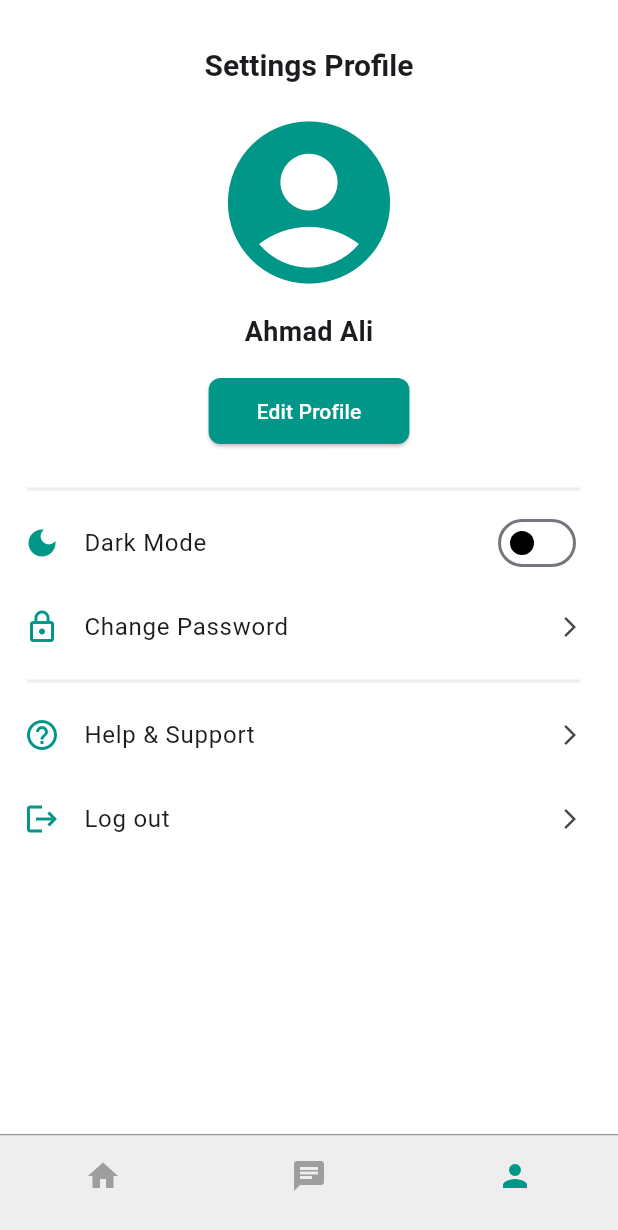
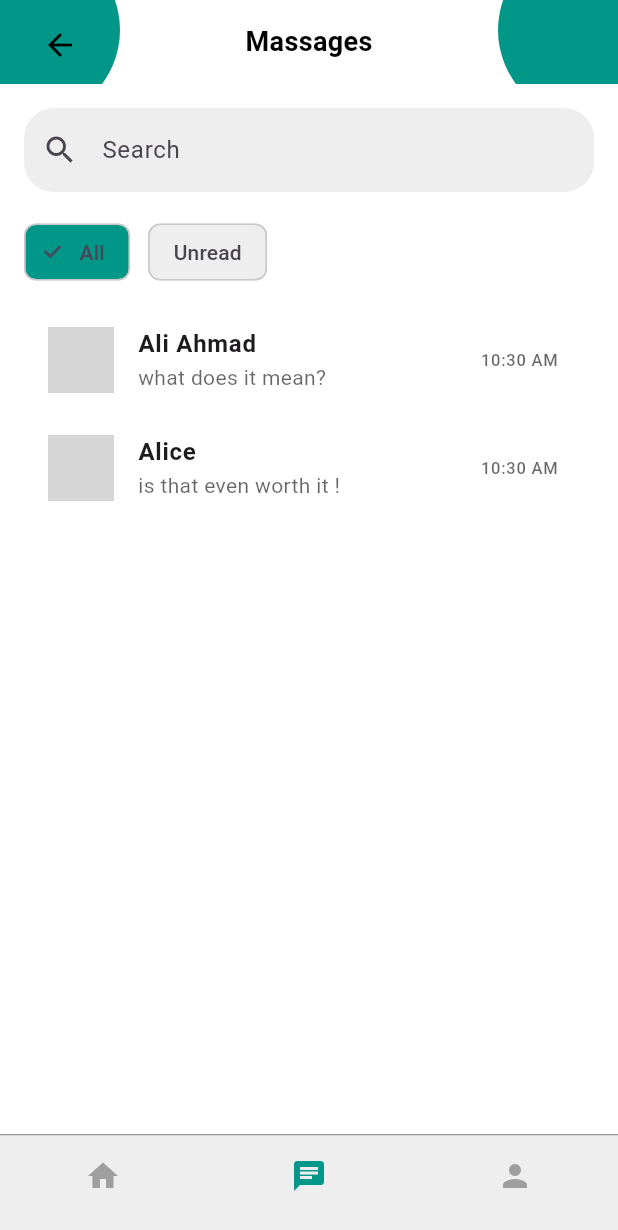
Before and after one commit to nada3bd/NAFS_APP, a Flutter app: the screen it shows after launch, on a phone screen of 412 x 824 dp. Shown: the top 1230 px of the screen. Run offline on Flutter 3.47's test engine with Material 3 defaults, Android fonts, the phone set to English and light mode, and no system bars; our stand-ins replace another_flushbar, dio, flutter_bloc, image_picker; missing offline and left inert: duration_picker; grey boxes are pictures that could not be loaded.

Commit message:
chatlistpage

```diff
--- /dev/null
+++ b/lib/cubit/chatlistcubit.dart
@@ -0,0 +1,36 @@
+import 'package:flutter_bloc/flutter_bloc.dart';
+import 'package:grad_app/models/chatlistcontact.dart';
+
+class ChatListCubit extends Cubit<List<ChatContactModel>> {
+  ChatListCubit() : super([]);
+
+  void loadChatsForDoctor() {
+    emit([
+       ChatContactModel(
+        name: "Ali Ahmad",
+        message: "what does it mean?",
+        time: DateTime.now(),
+        image: "assets/patient1.png",
+      ),
+      ChatContactModel(
+        name: "Alice",
+        message: "is that even worth it !",
+        time:  DateTime.now(),
+        image: "assets/patient2.png",
+      ),
+
+    ]);
+  }
+
+  void loadChatsForPatient() {
+    emit([
+      ChatContactModel(
+        name: "Dr. Ruba Abed",
+        message: "what does it mean? ..",
+        time: DateTime.now() ,
+        image: "grad_app/assets/WhatsApp Image 2025-02-03 at 17.52.32_ee5e3371.jpg",
+      ),
+
+    ]);
+  }
+}
--- a/lib/main.dart
+++ b/lib/main.dart
@@ -1,9 +1,10 @@
 import 'package:flutter/material.dart';
 import 'package:flutter_bloc/flutter_bloc.dart';
+import 'package:grad_app/cubit/chatlistcubit.dart';
 import 'package:grad_app/cubit/feedbackcubit.dart';
 import 'package:grad_app/cubit/postscubit.dart';
 import 'package:grad_app/cubit/themecubit.dart';
-import 'package:grad_app/views/profile.dart';
+import 'package:grad_app/views/chatlistpage.dart';
 
 void main() {
   runApp(
@@ -18,6 +19,7 @@ void main() {
         BlocProvider<ThemeCubit>(
           create: (_) => ThemeCubit(),
         ),
+         BlocProvider(create: (_) => ChatListCubit()),
       ],
       child: const NafsApp(),
     ),
@@ -34,7 +36,7 @@ class NafsApp extends StatelessWidget {
         return MaterialApp(
           debugShowCheckedModeBanner: false,
           theme: currentTheme,
-          home: const UserProfileScreen(),
+          home: const ChatListPage(isDoctor: true,),
         );
       },
     );
--- /dev/null
+++ b/lib/models/chatlistcontact.dart
@@ -0,0 +1,15 @@
+class ChatContactModel {
+  final String name;
+  final String message;
+  final DateTime time;
+  final String image;
+
+  ChatContactModel({
+    required this.name,
+    required this.message,
+    required this.time,
+    required this.image,
+  });
+
+
+}
--- /dev/null
+++ b/lib/views/chatlistpage.dart
@@ -0,0 +1,92 @@
+import 'package:flutter/material.dart';
+import 'package:flutter_bloc/flutter_bloc.dart';
+import 'package:grad_app/cubit/chatlistcubit.dart';
+import 'package:grad_app/models/chatlistcontact.dart';
+import 'package:grad_app/widgets/chatitems.dart';
+import 'package:grad_app/widgets/custombottomnavbar.dart';
+import 'package:grad_app/widgets/custompostappbar.dart';
+
+class ChatListPage extends StatefulWidget {
+  final bool isDoctor;
+  const ChatListPage({super.key, required this.isDoctor});
+
+  @override
+  State<ChatListPage> createState() => _ChatListPageState();
+}
+
+class _ChatListPageState extends State<ChatListPage> {
+  String filter = "All";
+
+  @override
+  void initState() {
+    super.initState();
+    final cubit = context.read<ChatListCubit>();
+    widget.isDoctor ? cubit.loadChatsForDoctor() : cubit.loadChatsForPatient();
+  }
+
+  @override
+  Widget build(BuildContext context) {
+    final theme = Theme.of(context);
+    final isDark = theme.brightness == Brightness.dark;
+
+    return Scaffold(
+      appBar: const CustomtoAppBar(title: "Massages"),
+      body: Padding(
+        padding: const EdgeInsets.all(16),
+        child: Column(
+          children: [
+            TextField(
+              decoration: InputDecoration(
+                prefixIcon: const Icon(Icons.search),
+                hintText: "Search",
+                filled: true,
+                fillColor: isDark ? Colors.grey[800] : Colors.grey[200],
+                border: OutlineInputBorder(
+                    borderRadius: BorderRadius.circular(20),
+                    borderSide: BorderSide.none),
+              ),
+            ),
+            const SizedBox(height: 16),
+            Row(
+              children: [
+                FilterChip(
+                  label: const Text("All"),
+                  selected: filter == "All",
+                  onSelected: (_) => setState(() => filter = "All"),
+                  selectedColor: Colors.teal,
+                   backgroundColor: Colors.grey[200],
+                   side: const BorderSide(color : Color.fromARGB(255, 202, 202, 202)),
+                ),
+                const SizedBox(width: 12),
+                FilterChip(
+                  label: const Text("Unread"),
+                  selected: filter == "Unread",
+                  onSelected: (_) => setState(() => filter = "Unread"),
+                  selectedColor: Colors.teal,
+                  backgroundColor: Colors.grey[200],
+                  side: const BorderSide(color : Color.fromARGB(255, 202, 202, 202)),
+
+
+                ),
+              ],
+            ),
+            const SizedBox(height: 12),
+            Expanded(
+              child: BlocBuilder<ChatListCubit, List<ChatContactModel>>(
+                builder: (context, chats) {
+                  final visibleChats = filter == "All" ? chats : [];
+                  return ListView.builder(
+                    itemCount: visibleChats.length,
+                    itemBuilder: (_, index) =>
+                        ChatItem(chat: visibleChats[index]),
+                  );
+                },
+              ),
+            ),
+          ],
+        ),
+      ),
+      bottomNavigationBar: const CustomBottomNavBar(selectedIndex: 1),
+    );
+  }
+}
--- a/lib/views/editpostpage.dart
+++ b/lib/views/editpostpage.dart
@@ -35,9 +35,9 @@ class EditPostPageState extends State<EditPostPage> {
   Widget build(BuildContext context) {
     return Scaffold(
       backgroundColor: Colors.white,
-      appBar: const CustomPostAppBar(title: 'Edit Post'),
+      appBar: const CustomtoAppBar(title: 'Edit Post'),
       body: Padding(
-        padding: const EdgeInsets.only(left: 16, right: 16 ),
+        padding: const EdgeInsets.only(left: 16, right: 16),
         child: LayoutBuilder(
           builder: (BuildContext context, BoxConstraints constraints) {
             return SingleChildScrollView(
--- /dev/null
+++ b/lib/widgets/chatitems.dart
@@ -0,0 +1,31 @@
+import 'package:flutter/material.dart';
+import 'package:grad_app/models/chatlistcontact.dart';
+import 'package:intl/intl.dart';
+
+class ChatItem extends StatelessWidget {
+  final ChatContactModel chat;
+
+  const ChatItem({super.key, required this.chat});
+
+  @override
+  Widget build(BuildContext context) {
+    final theme = Theme.of(context);
+
+    return ListTile(
+      leading: CircleAvatar(
+        backgroundImage: AssetImage(chat.image),
+        radius: 22,
+      ),
+      title: Text(
+        chat.name,
+        style: const TextStyle(fontWeight: FontWeight.bold),
+      ),
+      subtitle: Text(chat.message,
+          overflow: TextOverflow.ellipsis,
+          style: TextStyle(color: theme.hintColor)),
+          trailing: Text(DateFormat('hh:mm a').format(chat.time), style: TextStyle(color: theme.hintColor)),
+      onTap: () {
+      },
+    );
+  }
+}
--- a/lib/widgets/custompostappbar.dart
+++ b/lib/widgets/custompostappbar.dart
@@ -1,9 +1,9 @@
 import 'package:flutter/material.dart';
 
-class CustomPostAppBar extends StatelessWidget implements PreferredSizeWidget {
+class CustomtoAppBar extends StatelessWidget implements PreferredSizeWidget {
   final String title;
 
-  const CustomPostAppBar({super.key, required this.title});
+  const CustomtoAppBar({super.key, required this.title});
 
   @override
   Widget build(BuildContext context) {
@@ -33,7 +33,6 @@ class CustomPostAppBar extends StatelessWidget implements PreferredSizeWidget {
             ),
           ),
         ),
-
         SafeArea(
           child: Container(
             height: preferredSize.height,
```
Also changed, not shown: lib/core/api/auth/auth.dart (+4 -5 lines), lib/core/api/auth/authservice.dart (+5 -2 lines), lib/views/writepostspage.dart (+4 -3 lines), lib/widgets/custombottomnavbar.dart (+49 -13 lines).
